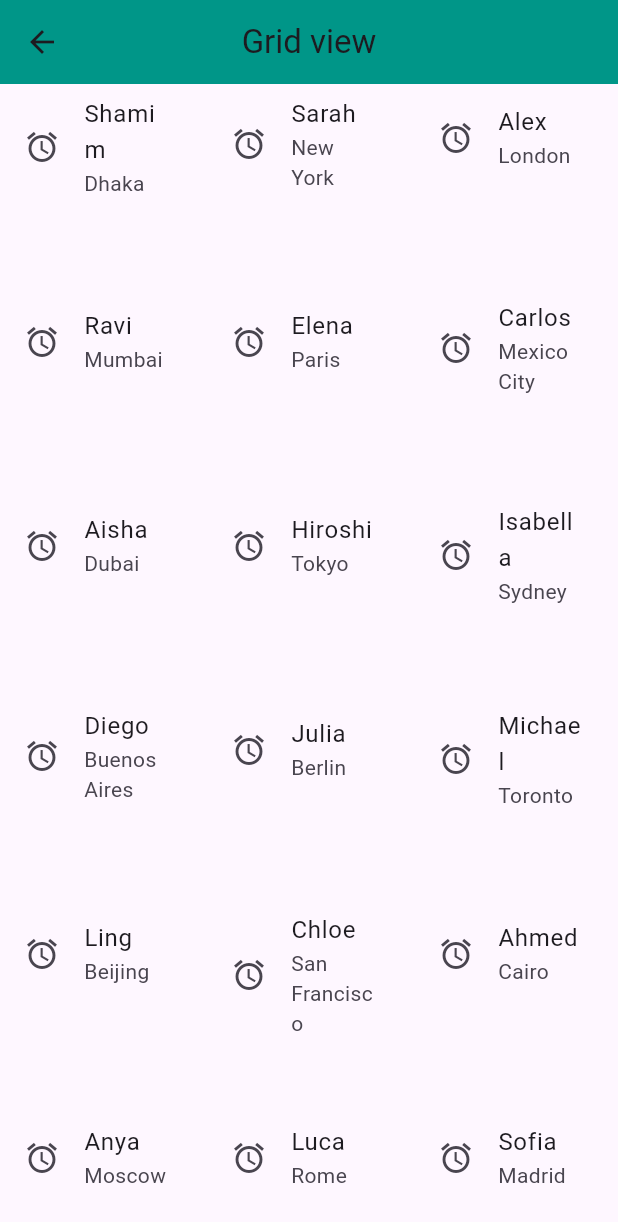
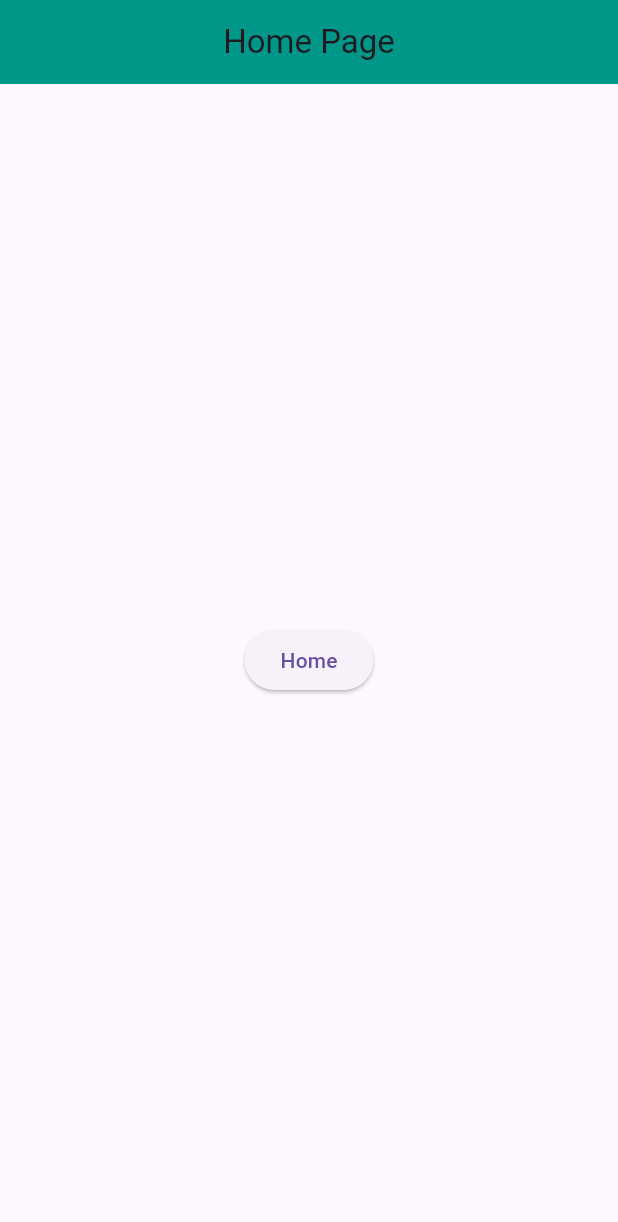
Before and after one commit to shamim2810/flutter_ostad, a Flutter app: the HomePage screen opened directly, on a phone screen of 412 x 824 dp. Shown: the top 1222 px of the screen. Run offline on Flutter 3.47's test engine with Material 3 defaults, Android fonts, the phone set to English and light mode, and no system bars.

Commit message:
Gridview

```diff
--- /dev/null
+++ b/lib/Home.dart
@@ -0,0 +1,29 @@
+import 'package:flutter/material.dart';
+import 'package:flutter_ostad/Login.dart';
+
+class HomePage extends StatelessWidget {
+  const HomePage({super.key});
+
+  @override
+  Widget build(BuildContext context) {
+    return Scaffold(
+      appBar: AppBar(
+        title: Text('Home Page'),
+        centerTitle: true,
+        backgroundColor: Colors.teal,
+      ),
+      body: SafeArea(
+          child: Center(
+            child: ElevatedButton(
+                onPressed: (){
+                  //Navigator.pushNamed(context, "/login");
+                  //Navigator.pushReplacementNamed(context, '/login');
+                  Navigator.push(context, MaterialPageRoute(builder: (context)=>LoginPage("Pass home to login")));
+                },
+                child: Text('Home'),
+            ),
+          )
+      ),
+    );
+  }
+}
--- a/lib/gridview.dart
+++ /dev/null
@@ -1,62 +0,0 @@
-import 'package:flutter/material.dart';
-
-class HomePage extends StatelessWidget {
-  HomePage({super.key});
-
-
-  mySnackBar(context, message){
-    return ScaffoldMessenger.of(context).showSnackBar(SnackBar(content: Text(message)));
-  }
-
-  var MyItems = [
-    {"Name": "Shamim", "City": "Dhaka", "Age": 22},
-    {"Name": "Sarah", "City": "New York", "Age": 28},
-    {"Name": "Alex", "City": "London", "Age": 25},
-    {"Name": "Ravi", "City": "Mumbai", "Age": 30},
-    {"Name": "Elena", "City": "Paris", "Age": 26},
-    {"Name": "Carlos", "City": "Mexico City", "Age": 32},
-    {"Name": "Aisha", "City": "Dubai", "Age": 29},
-    {"Name": "Hiroshi", "City": "Tokyo", "Age": 31},
-    {"Name": "Isabella", "City": "Sydney", "Age": 27},
-    {"Name": "Diego", "City": "Buenos Aires", "Age": 33},
-    {"Name": "Julia", "City": "Berlin", "Age": 24},
-    {"Name": "Michael", "City": "Toronto", "Age": 35},
-    {"Name": "Ling", "City": "Beijing", "Age": 28},
-    {"Name": "Chloe", "City": "San Francisco", "Age": 22},
-    {"Name": "Ahmed", "City": "Cairo", "Age": 30},
-    {"Name": "Anya", "City": "Moscow", "Age": 27},
-    {"Name": "Luca", "City": "Rome", "Age": 29},
-    {"Name": "Sofia", "City": "Madrid", "Age": 31},
-    {"Name": "Kumar", "City": "Bangalore", "Age": 34},
-    {"Name": "Nora", "City": "Oslo", "Age": 26}
-  ];
-
-
-  @override
-  Widget build(BuildContext context) {
-    return Scaffold(
-      appBar: AppBar(
-        title: Text('Grid view'),
-        backgroundColor: Colors.teal,
-        centerTitle: true,
-      ),
-      body: SafeArea(
-        child: GridView.builder(
-          scrollDirection: Axis.vertical,
-            itemCount: MyItems.length,
-            gridDelegate: SliverGridDelegateWithFixedCrossAxisCount(crossAxisCount: 3, crossAxisSpacing: 2),
-            itemBuilder: (context, index){
-              return InkWell(
-                onTap: (){mySnackBar(context, MyItems[index]['Age'].toString());},
-                child: ListTile(
-                  leading: Icon(Icons.access_alarm),
-                  title: Text(MyItems[index]['Name'].toString()),
-                  subtitle: Text(MyItems[index]['City'].toString()),
-                ),
-              );
-            })
-
-      ),
-    );
-  }
-}
```
Also changed, not shown: lib/Login.dart (added, +28 -0 lines), lib/Profile.dart (added, +24 -0 lines), lib/main.dart (+13 -4 lines), 1 other file.
